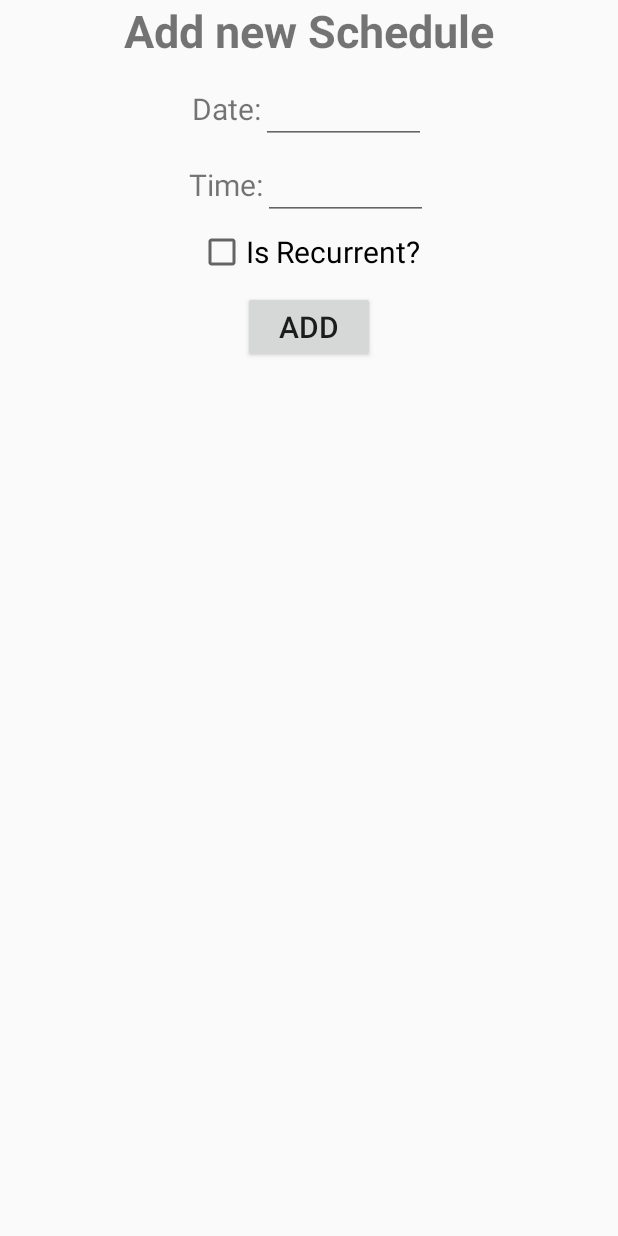
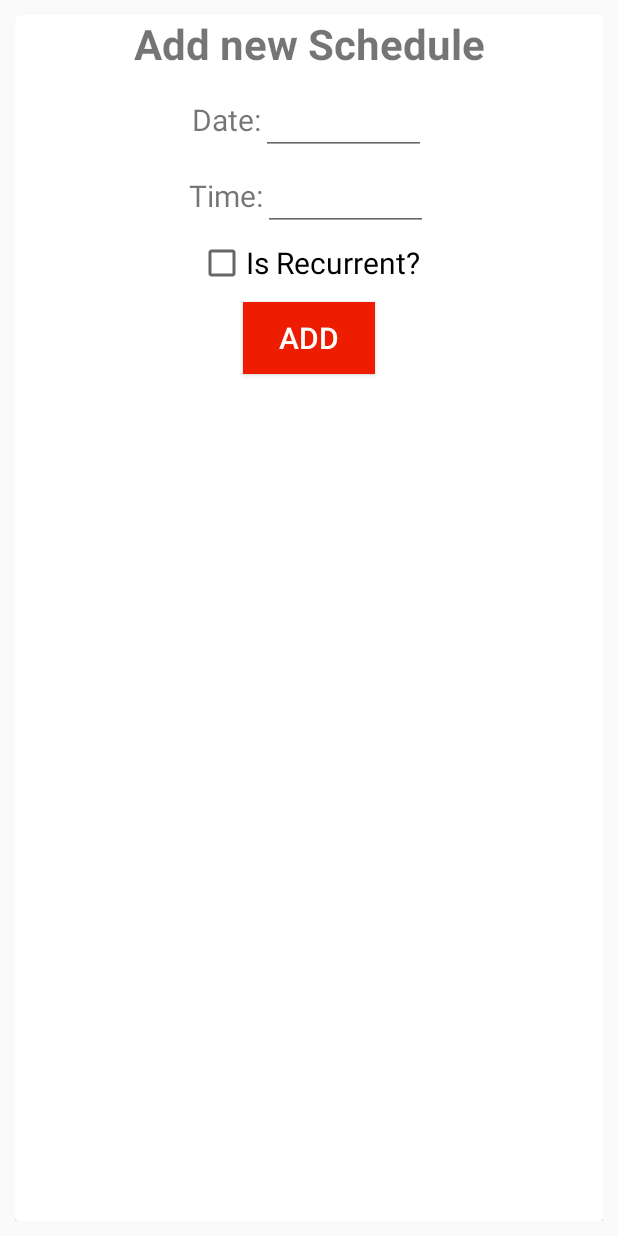
Before and after one commit to labreu05/FarmChickenFeederApp, an Android app: the layout fragment_add_schedule.xml on its own in the app's theme, with its tools: preview values and no code run, on a phone screen of 412 x 824 dp. Run offline under Robolectric (Android 15) with nearby library versions, the phone set to English and light mode, and no system bars.

Commit message:
Fix add new schedule layout style

```diff
--- a/app/src/main/java/com/example/labreu/farmchickenfeederapp/AddScheduleFragment.java
+++ b/app/src/main/java/com/example/labreu/farmchickenfeederapp/AddScheduleFragment.java
@@ -45,7 +45,7 @@ public class AddScheduleFragment extends Fragment {
                 String time = newScheduleTime.getText().toString();
                 Boolean isRecurrent = newScheduleIsRecurrent.isChecked();
 
-                if (date.isEmpty() && time.isEmpty()) {
+                if (!date.isEmpty() && !time.isEmpty()) {
                     Schedule newSchedule = new Schedule(date, time, isRecurrent);
 
                     schedulesRef.push().setValue(newSchedule);
--- /dev/null
+++ b/app/src/main/res/drawable/ic_delete_red_24dp.xml
@@ -0,0 +1,5 @@
+<vector android:height="24dp" android:tint="#EE1C00"
+    android:viewportHeight="24.0" android:viewportWidth="24.0"
+    android:width="24dp" xmlns:android="http://schemas.android.com/apk/res/android">
+    <path android:fillColor="#FF000000" android:pathData="M6,19c0,1.1 0.9,2 2,2h8c1.1,0 2,-0.9 2,-2V7H6v12zM19,4h-3.5l-1,-1h-5l-1,1H5v2h14V4z"/>
+</vector>
--- a/app/src/main/res/layout/fragment_add_schedule.xml
+++ b/app/src/main/res/layout/fragment_add_schedule.xml
@@ -3,7 +3,11 @@
     xmlns:tools="http://schemas.android.com/tools"
     android:layout_width="match_parent"
     android:layout_height="match_parent"
+    android:padding="10dp"
     tools:context=".AddScheduleFragment">
+    <android.support.v7.widget.CardView
+        android:layout_width="match_parent"
+        android:layout_height="match_parent">
 
         <LinearLayout
             android:layout_width="match_parent"
@@ -15,7 +19,7 @@
                 android:layout_width="match_parent"
                 android:layout_height="wrap_content"
                 android:textAlignment="center"
-            android:textSize="30dp"
+                android:textSize="28dp"
                 android:textStyle="bold"
                 android:layout_marginBottom="10dp"
                 android:text="Add new Schedule" />
@@ -74,11 +78,15 @@
             <Button
                 android:layout_gravity="center"
                 android:id="@+id/add_new_schedule_button"
+                android:background="@color/colorAccent"
+                android:textColor="#FFFFFF"
                 android:layout_width="wrap_content"
                 android:layout_height="wrap_content"
+                android:layout_marginBottom="10dp"
                 android:textSize="20dp"
                 android:text="Add"/>
 
         </LinearLayout>
+    </android.support.v7.widget.CardView>
 
 </FrameLayout>
```
Also changed, not shown: app/src/main/res/layout/schedule.xml (+13 -6 lines). Lines whose indentation alone changed are shown as unchanged.
